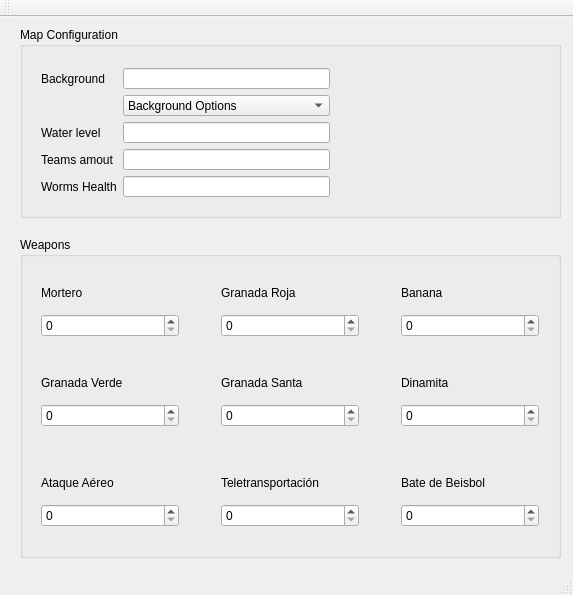
The window that editor/editorlauncher/editor_launcher.ui (gabyrobles93/worms-game-remake) describes before a commit, drawn with Qt 5.
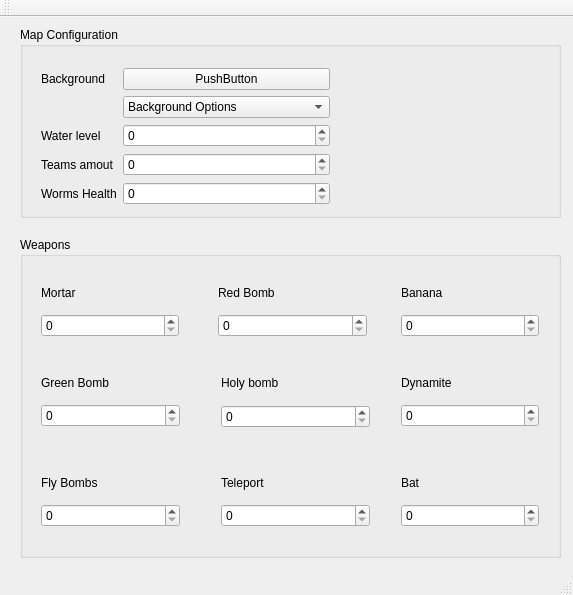
The same window after the commit. Icons and pictures are not drawn.

Commit message: avanzo el editor launcher.

The edit to the form file:
```diff
--- a/editor/editorlauncher/editor_launcher.ui
+++ b/editor/editorlauncher/editor_launcher.ui
@@ -37,11 +37,25 @@
      </property>
      <layout class="QVBoxLayout" name="verticalLayout_2">
       <item>
-       <widget class="QLabel" name="label_6">
-        <property name="text">
-         <string>Mortero</string>
-        </property>
-       </widget>
+       <layout class="QHBoxLayout" name="horizontalLayout">
+        <item>
+         <widget class="QLabel" name="label_mortar">
+          <property name="text">
+           <string>Mortar</string>
+          </property>
+         </widget>
+        </item>
+        <item>
+         <widget class="QLabel" name="label_mortar_picture">
+          <property name="text">
+           <string/>
+          </property>
+          <property name="pixmap">
+           <pixmap resource="resources.qrc">:/resources/graphics/Weapon Icons/mortar.1.png</pixmap>
+          </property>
+         </widget>
+        </item>
+       </layout>
       </item>
       <item>
        <widget class="QSpinBox" name="spinBox_2"/>
@@ -53,17 +67,31 @@
       <rect>
        <x>10</x>
        <y>120</y>
-       <width>160</width>
+       <width>161</width>
        <height>81</height>
       </rect>
      </property>
      <layout class="QVBoxLayout" name="verticalLayout_3">
       <item>
-       <widget class="QLabel" name="label_7">
-        <property name="text">
-         <string>Granada Verde</string>
-        </property>
-       </widget>
+       <layout class="QHBoxLayout" name="horizontalLayout_5">
+        <item>
+         <widget class="QLabel" name="label_green_bomb">
+          <property name="text">
+           <string>Green Bomb</string>
+          </property>
+         </widget>
+        </item>
+        <item>
+         <widget class="QLabel" name="label_green_bomb_picture">
+          <property name="text">
+           <string/>
+          </property>
+          <property name="pixmap">
+           <pixmap resource="resources.qrc">:/resources/graphics/Weapon Icons/grenade.1.png</pixmap>
+          </property>
+         </widget>
+        </item>
+       </layout>
       </item>
       <item>
        <widget class="QSpinBox" name="spinBox_3"/>
@@ -73,19 +101,33 @@
     <widget class="QWidget" name="verticalLayoutWidget_4">
      <property name="geometry">
       <rect>
-       <x>190</x>
+       <x>187</x>
        <y>30</y>
-       <width>160</width>
+       <width>171</width>
        <height>81</height>
       </rect>
      </property>
      <layout class="QVBoxLayout" name="verticalLayout_4">
       <item>
-       <widget class="QLabel" name="label_8">
-        <property name="text">
-         <string>Granada Roja</string>
-        </property>
-       </widget>
+       <layout class="QHBoxLayout" name="horizontalLayout_2">
+        <item>
+         <widget class="QLabel" name="label_red_bomb">
+          <property name="text">
+           <string>Red Bomb</string>
+          </property>
+         </widget>
+        </item>
+        <item>
+         <widget class="QLabel" name="label_red_bomb_picture">
+          <property name="text">
+           <string/>
+          </property>
+          <property name="pixmap">
+           <pixmap resource="resources.qrc">:/resources/graphics/Weapon Icons/cluster.1.png</pixmap>
+          </property>
+         </widget>
+        </item>
+       </layout>
       </item>
       <item>
        <widget class="QSpinBox" name="spinBox_4"/>
@@ -97,17 +139,31 @@
       <rect>
        <x>190</x>
        <y>120</y>
-       <width>160</width>
-       <height>81</height>
+       <width>171</width>
+       <height>82</height>
       </rect>
      </property>
      <layout class="QVBoxLayout" name="verticalLayout_5">
       <item>
-       <widget class="QLabel" name="label_9">
-        <property name="text">
-         <string>Granada Santa</string>
-        </property>
-       </widget>
+       <layout class="QHBoxLayout" name="horizontalLayout_6">
+        <item>
+         <widget class="QLabel" name="label_holy_bomb">
+          <property name="text">
+           <string>&lt;html&gt;&lt;head/&gt;&lt;body&gt;&lt;p&gt;Holy bomb&lt;/p&gt;&lt;/body&gt;&lt;/html&gt;</string>
+          </property>
+         </widget>
+        </item>
+        <item>
+         <widget class="QLabel" name="label_holy_bomb_picture">
+          <property name="text">
+           <string/>
+          </property>
+          <property name="pixmap">
+           <pixmap resource="resources.qrc">:/resources/graphics/Weapon Icons/hgrenade.1.png</pixmap>
+          </property>
+         </widget>
+        </item>
+       </layout>
       </item>
       <item>
        <widget class="QSpinBox" name="spinBox_5"/>
@@ -147,11 +203,25 @@
      </property>
      <layout class="QVBoxLayout" name="verticalLayout_7">
       <item>
-       <widget class="QLabel" name="label_11">
-        <property name="text">
-         <string>Dinamita</string>
-        </property>
-       </widget>
+       <layout class="QHBoxLayout" name="horizontalLayout_7">
+        <item>
+         <widget class="QLabel" name="label_dynamite">
+          <property name="text">
+           <string>Dynamite</string>
+          </property>
+         </widget>
+        </item>
+        <item>
+         <widget class="QLabel" name="label_dynamite_picture">
+          <property name="text">
+           <string/>
+          </property>
+          <property name="pixmap">
+           <pixmap resource="resources.qrc">:/resources/graphics/Weapon Icons/dynamite.1.png</pixmap>
+          </property>
+         </widget>
+        </item>
+       </layout>
       </item>
       <item>
        <widget class="QSpinBox" name="spinBox_7"/>
@@ -163,17 +233,31 @@
       <rect>
        <x>10</x>
        <y>220</y>
-       <width>160</width>
+       <width>161</width>
        <height>81</height>
       </rect>
      </property>
      <layout class="QVBoxLayout" name="verticalLayout_8">
       <item>
-       <widget class="QLabel" name="label_12">
-        <property name="text">
-         <string>Ataque Aéreo</string>
-        </property>
-       </widget>
+       <layout class="QHBoxLayout" name="horizontalLayout_8">
+        <item>
+         <widget class="QLabel" name="label_fly_bombs">
+          <property name="text">
+           <string>Fly Bombs</string>
+          </property>
+         </widget>
+        </item>
+        <item>
+         <widget class="QLabel" name="label_fly_bombs_picture">
+          <property name="text">
+           <string/>
+          </property>
+          <property name="pixmap">
+           <pixmap resource="resources.qrc">:/resources/graphics/Weapon Icons/airstrke.1.png</pixmap>
+          </property>
+         </widget>
+        </item>
+       </layout>
       </item>
       <item>
        <widget class="QSpinBox" name="spinBox_8"/>
@@ -185,17 +269,35 @@
       <rect>
        <x>190</x>
        <y>220</y>
-       <width>160</width>
+       <width>171</width>
        <height>81</height>
       </rect>
      </property>
      <layout class="QVBoxLayout" name="verticalLayout_9">
       <item>
-       <widget class="QLabel" name="label_13">
-        <property name="text">
-         <string>Teletransportación</string>
-        </property>
-       </widget>
+       <layout class="QHBoxLayout" name="horizontalLayout_9">
+        <item>
+         <layout class="QHBoxLayout" name="horizontalLayout_10">
+          <item>
+           <widget class="QLabel" name="label_teleport">
+            <property name="text">
+             <string>Teleport</string>
+            </property>
+           </widget>
+          </item>
+          <item>
+           <widget class="QLabel" name="label_teleport_picture">
+            <property name="text">
+             <string/>
+            </property>
+            <property name="pixmap">
+             <pixmap resource="resources.qrc">:/resources/graphics/Weapon Icons/teleport.1.png</pixmap>
+            </property>
+           </widget>
+          </item>
+         </layout>
+        </item>
+       </layout>
       </item>
       <item>
        <widget class="QSpinBox" name="spinBox_9"/>
@@ -213,11 +315,25 @@
      </property>
      <layout class="QVBoxLayout" name="verticalLayout_10">
       <item>
-       <widget class="QLabel" name="label_14">
-        <property name="text">
-         <string>Bate de Beisbol</string>
-        </property>
-       </widget>
+       <layout class="QHBoxLayout" name="horizontalLayout_11">
+        <item>
+         <widget class="QLabel" name="label_bat">
+          <property name="text">
+           <string>Bat</string>
+          </property>
+         </widget>
+        </item>
+        <item>
+         <widget class="QLabel" name="label_bat_picture">
+          <property name="text">
+           <string/>
+          </property>
+          <property name="pixmap">
+           <pixmap resource="resources.qrc">:/resources/graphics/Weapon Icons/baseball.1.png</pixmap>
+          </property>
+         </widget>
+        </item>
+       </layout>
       </item>
       <item>
        <widget class="QSpinBox" name="spinBox_10"/>
@@ -243,19 +359,10 @@
        <x>10</x>
        <y>30</y>
        <width>311</width>
-       <height>151</height>
+       <height>174</height>
       </rect>
      </property>
-     <layout class="QFormLayout" name="formLayout">
-      <item row="0" column="1">
-       <widget class="QLineEdit" name="lineEdit"/>
-      </item>
-      <item row="2" column="1">
-       <widget class="QLineEdit" name="lineEdit_2"/>
-      </item>
-      <item row="3" column="1">
-       <widget class="QLineEdit" name="lineEdit_3"/>
-      </item>
+     <layout class="QFormLayout" name="layout_map_config">
       <item row="0" column="0">
        <widget class="QLabel" name="label">
         <property name="text">
@@ -263,6 +370,30 @@
         </property>
        </widget>
       </item>
+      <item row="1" column="1">
+       <widget class="QComboBox" name="background_options">
+        <item>
+         <property name="text">
+          <string>Background Options</string>
+         </property>
+        </item>
+        <item>
+         <property name="text">
+          <string>Mosaic</string>
+         </property>
+        </item>
+        <item>
+         <property name="text">
+          <string>Expanded</string>
+         </property>
+        </item>
+        <item>
+         <property name="text">
+          <string>Centered</string>
+         </property>
+        </item>
+       </widget>
+      </item>
       <item row="2" column="0">
        <widget class="QLabel" name="label_2">
         <property name="text">
@@ -277,18 +408,6 @@
         </property>
        </widget>
       </item>
-      <item row="1" column="1">
-       <widget class="QComboBox" name="comboBox">
-        <item>
-         <property name="text">
-          <string>Background Options</string>
-         </property>
-        </item>
-       </widget>
-      </item>
-      <item row="4" column="1">
-       <widget class="QLineEdit" name="lineEdit_4"/>
-      </item>
       <item row="4" column="0">
        <widget class="QLabel" name="label_4">
         <property name="text">
@@ -296,6 +415,22 @@
         </property>
        </widget>
       </item>
+      <item row="0" column="1">
+       <widget class="QPushButton" name="background_path">
+        <property name="text">
+         <string>PushButton</string>
+        </property>
+       </widget>
+      </item>
+      <item row="2" column="1">
+       <widget class="QSpinBox" name="water_levle"/>
+      </item>
+      <item row="3" column="1">
+       <widget class="QSpinBox" name="teams_amount"/>
+      </item>
+      <item row="4" column="1">
+       <widget class="QSpinBox" name="worms_health"/>
+      </item>
      </layout>
     </widget>
    </widget>
```
Left out of the diff: 76 changed lines with no effect on the pictures. The commit also changes 17 other files.
